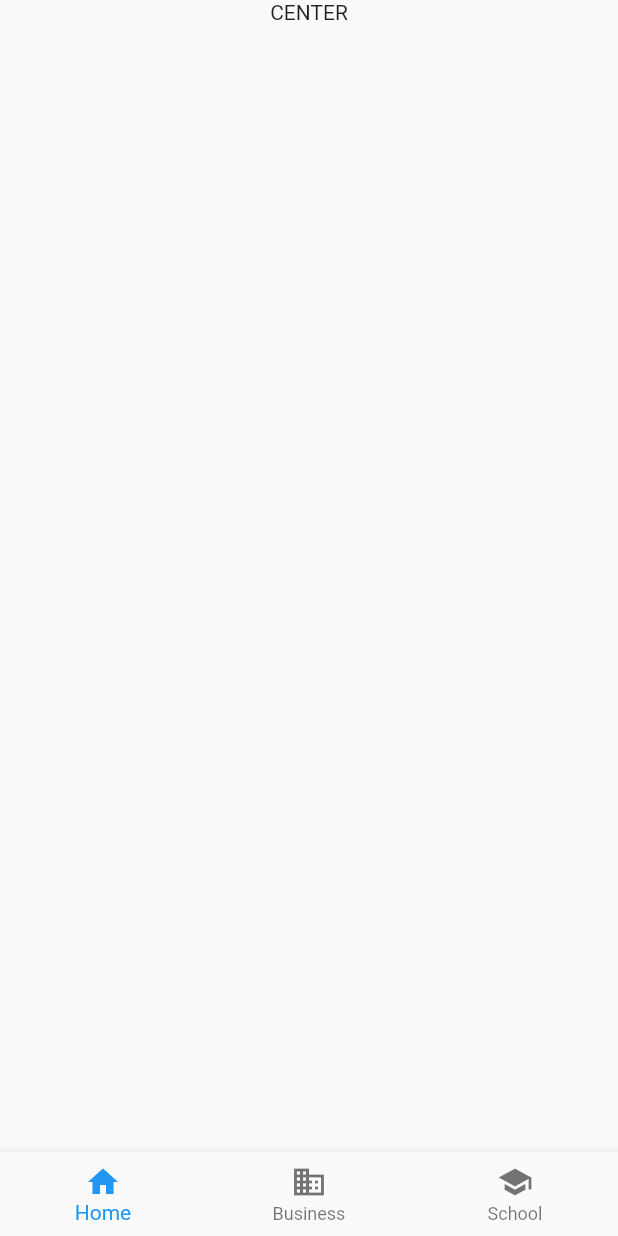
After one commit to kaiyan910/Kitten, a Flutter app: the screen it shows after launch, on a phone screen of 412 x 824 dp. The commit adds this screen. Run offline on Flutter 3.47's test engine with Material 2 defaults, Android fonts, the phone set to English and light mode, and no system bars; our stand-ins replace rxdart.

Commit message:
update main screen to bloc

```diff
--- a/lib/main.dart
+++ b/lib/main.dart
@@ -1,5 +1,5 @@
 import 'package:flutter/material.dart';
-import 'package:kitten/src/module/main/main_page.dart';
+import 'package:kitten/src/module/main/ui/main_screen.dart';
 
 void main() => runApp(MyApp());
 
@@ -12,7 +12,7 @@ class MyApp extends StatelessWidget {
       theme: ThemeData(
         primarySwatch: Colors.blue,
       ),
-      home: MainPage()
+      home: MainScreen()
     );
   }
 }
--- /dev/null
+++ b/lib/src/module/main/bloc/MainBloc.dart
@@ -0,0 +1,24 @@
+import 'package:rxdart/rxdart.dart';
+
+class MainBloc {
+
+  final _selectedIndexFetcher = PublishSubject<int>();
+  final _selectedIndexOutput = BehaviorSubject<int>();
+
+  Observable<int> get selectedIndex => _selectedIndexOutput.stream;
+
+  Function(int) get updateSelectedIndex => _selectedIndexFetcher.sink.add;
+
+  MainBloc() {
+
+    _selectedIndexFetcher
+        .stream
+        .pipe(_selectedIndexOutput);
+  }
+
+  dispose() {
+
+    _selectedIndexFetcher.close();
+    _selectedIndexOutput.close();
+  }
+}
--- /dev/null
+++ b/lib/src/module/main/ui/main_screen.dart
@@ -0,0 +1,51 @@
+import 'package:flutter/material.dart';
+import 'package:flutter/widgets.dart';
+import 'package:kitten/src/module/main/bloc/MainBloc.dart';
+
+class MainScreen extends StatefulWidget {
+  @override
+  _MainScreenState createState() => _MainScreenState();
+}
+
+class _MainScreenState extends State<MainScreen> {
+
+  final MainBloc bloc = MainBloc();
+
+  @override
+  Widget build(BuildContext context) {
+
+    return Scaffold(
+      body: Center(
+        child: Column(
+          children: <Widget>[Text('CENTER')],
+        ),
+      ),
+      bottomNavigationBar: StreamBuilder<int>(
+          stream: bloc.selectedIndex,
+          initialData: 0,
+          builder: (BuildContext context, AsyncSnapshot<int> snapshot) {
+            return BottomNavigationBar(
+              items: [
+                BottomNavigationBarItem(
+                    icon: Icon(Icons.home), title: Text('Home')),
+                BottomNavigationBarItem(
+                    icon: Icon(Icons.business), title: Text('Business')),
+                BottomNavigationBarItem(
+                    icon: Icon(Icons.school), title: Text('School'))
+              ],
+              currentIndex: snapshot.data,
+              onTap: (index) => bloc.updateSelectedIndex(index),
+            );
+          }),
+    );
+  }
+
+  @override
+  void dispose() {
+
+    super.dispose();
+
+    bloc.dispose();
+  }
+
+}
--- a/pubspec.yaml
+++ b/pubspec.yaml
@@ -24,6 +24,7 @@ dependencies:
   # Use with the CupertinoIcons class for iOS style icons.
   cupertino_icons: ^0.1.2
   http: 0.12.0
+  rxdart: ^0.21.0
 
 dev_dependencies:
   flutter_test:
```
Also changed, not shown: lib/src/module/main/bloc/MainBlocProvider.dart (added, +18 -0 lines), lib/src/module/main/main_page.dart (deleted, +0 -40 lines), lib/src/core/network/RemoteProvider.dart (renamed from lib/src/core/network/ApiProvider.dart), pubspec.lock, 1 other file.
